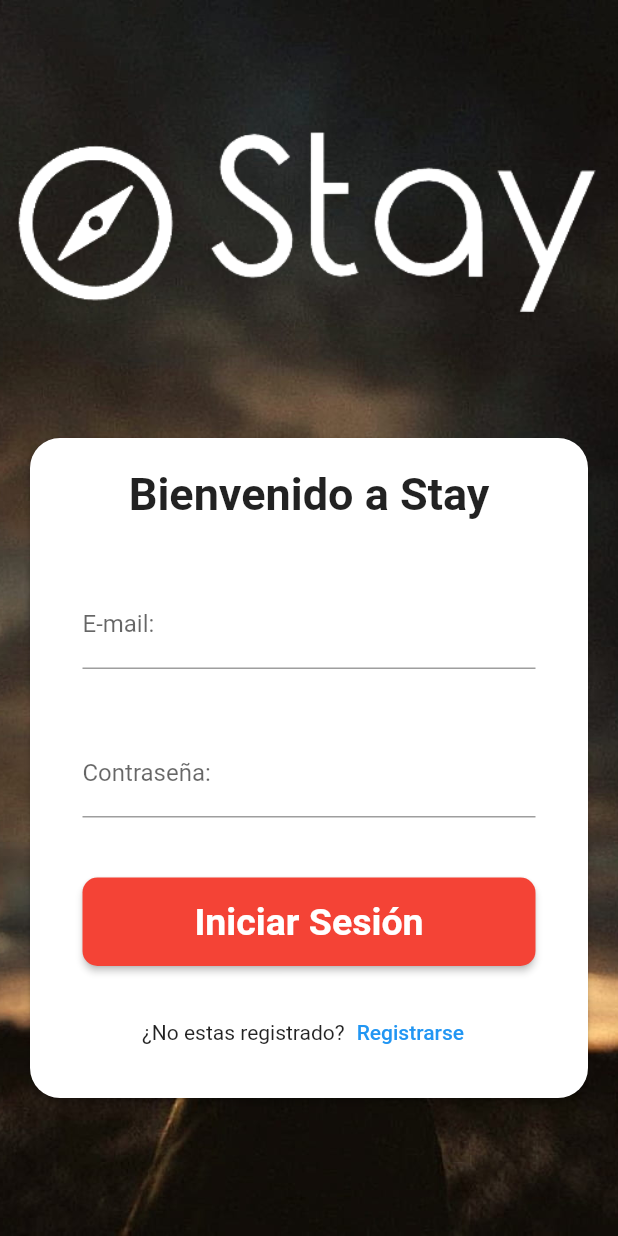
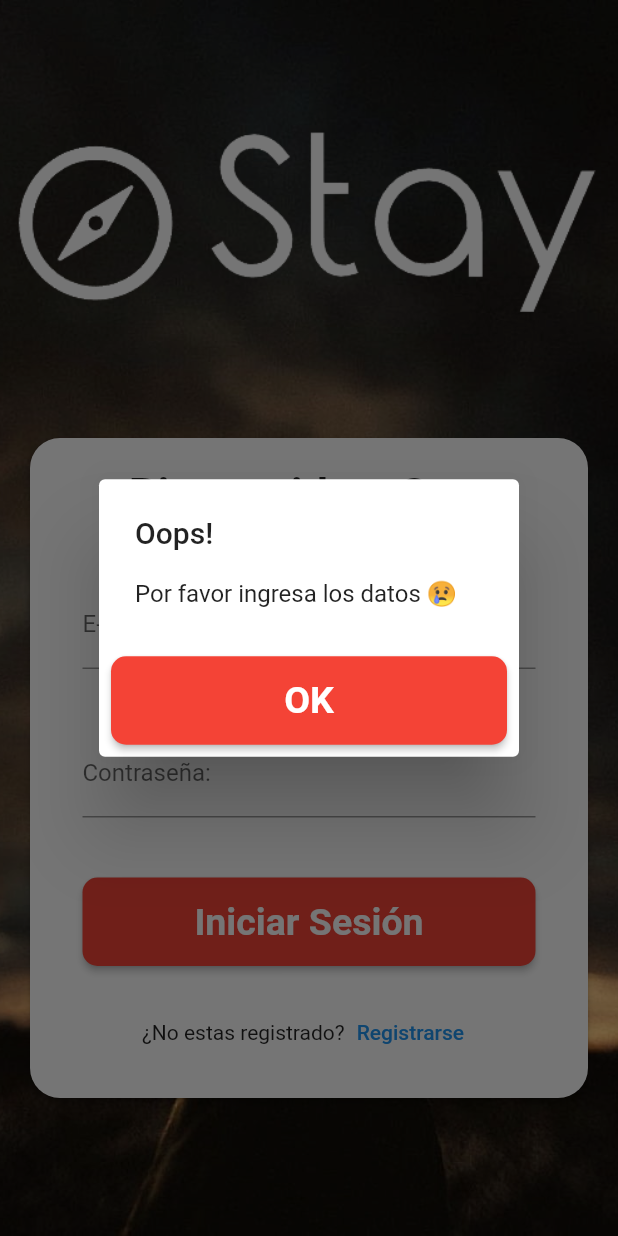
Before and after one commit to Memento-Coding/Stay, a Flutter app: the Inicio screen opened by its route, after a tap on "Iniciar Sesión", on a phone screen of 412 x 824 dp. Run offline on Flutter 3.47's test engine with Material 2 defaults, Android fonts, the phone set to English and light mode, and no system bars; our stand-ins replace flutter_secure_storage, google_nav_bar, line_awesome_flutter; accounts and stored records are empty.

Commit message:
login funcional y jwt guardado

```diff
--- a/lib/helpers/JwtService.dart
+++ b/lib/helpers/JwtService.dart
@@ -1,4 +1,6 @@
-import 'dart:convert';
+// ignore_for_file: file_names
+
+import 'dart:convert' show base64Url, json, utf8;
 
 import 'package:stay/models/user.dart';
 
--- a/lib/models/user.dart
+++ b/lib/models/user.dart
@@ -1,13 +1,15 @@
 import 'dart:convert';
 
 class User {
-    String imagen;
+    String? imagen;
     String correoElectronico;
     String nombreUsuario;
+    String password;
     int rolId;
 
     User({
-        required this.imagen,
+        this.imagen,
+        required this.password,
         required this.correoElectronico,
         required this.nombreUsuario,
         required this.rolId,
@@ -22,6 +24,7 @@ class User {
         correoElectronico: json["correo_electronico"],
         nombreUsuario: json["nombre_usuario"],
         rolId: json["rol_id"],
+        password: json["contrasenia"]
     );
 
     Map<String, dynamic> toJson() => {
@@ -29,5 +32,6 @@ class User {
         "correo_electronico": correoElectronico,
         "nombre_usuario": nombreUsuario,
         "rol_id": rolId,
+        "contrasenia":password
     };
 }
--- a/lib/router/stay_router.dart
+++ b/lib/router/stay_router.dart
@@ -1,4 +1,3 @@
-
 import 'package:flutter/material.dart';
 import 'package:stay/models/menu_ruta.dart';
 import 'package:stay/views/Home.dart';
@@ -11,7 +10,7 @@ import 'package:stay/views/login.dart';
 import 'package:stay/views/register.dart';
 
 class AppRoutes {
-  static const initialRoute = '/HomeBar';
+  static const initialRoute = '/register';
   final int index;
   const AppRoutes({required this.index});
 
@@ -26,7 +25,7 @@ class AppRoutes {
       "/HomeBar": (BuildContext context) => const HomeBar(),
       "/update": (BuildContext context) => const UpdateProfile(),
       "/login": (BuildContext context) => const Inicio(),
-      "/register": (BuildContext context) => const RegisterPage(),
+      "/register": (BuildContext context) => const Register(),
     });
     for (final ruta in rutas) {
       appRoutes.addAll({
@@ -36,13 +35,11 @@ class AppRoutes {
     return appRoutes;
   }
 
-
   Widget miPages() {
     List<Widget> pages = [
       Home(),
       const Place(),
       const Profile(),
-
     ];
     return pages[index];
   }
--- a/lib/views/login.dart
+++ b/lib/views/login.dart
@@ -1,7 +1,7 @@
 import 'package:flutter/material.dart';
-import 'package:http/http.dart' as http;
-import 'dart:async';
-import 'dart:convert';
+import 'package:stay/viewsmodels/UserHttp.dart';
+import 'package:flutter_secure_storage/flutter_secure_storage.dart';
+
 
 class Inicio extends StatefulWidget {
   const Inicio({super.key});
@@ -11,17 +11,13 @@ class Inicio extends StatefulWidget {
 }
 
 class _InicioState extends State<Inicio> {
-  GlobalKey<FormState> _formkey = GlobalKey<FormState>();
+  final GlobalKey<FormState> _formkey = GlobalKey<FormState>();
+  final storage = const FlutterSecureStorage();
+  UserHttp userHttp = UserHttp();
 
   final email = TextEditingController();
   final password = TextEditingController();
 
-  String em = '';
-  String pas = '';
-
-  // ignore: non_constant_identifier_names
-
-  void ingresar(email, pass) async {}
 
   @override
   Widget build(BuildContext context) {
@@ -33,8 +29,8 @@ class _InicioState extends State<Inicio> {
             Container(
               width: double.infinity,
               height: MediaQuery.of(context).size.height,
-              padding: EdgeInsets.symmetric(vertical: 60),
-              decoration: BoxDecoration(
+              padding: const EdgeInsets.symmetric(vertical: 60),
+              decoration: const BoxDecoration(
                   image: DecorationImage(
                       image: AssetImage('assets/images/fondo-brujula.jpg'),
                       fit: BoxFit.cover)),
@@ -57,16 +53,17 @@ class _InicioState extends State<Inicio> {
                     child: Column(
                       mainAxisSize: MainAxisSize.min,
                       children: <Widget>[
-                        Text(
+                        const Text(
                           "Bienvenido a Stay",
                           style: TextStyle(
                               fontWeight: FontWeight.bold, fontSize: 30),
                         ),
-                        SizedBox(
+                        const SizedBox(
                           height: 40,
                         ),
                         TextFormField(
-                          decoration: InputDecoration(labelText: "E-mail:"),
+                          decoration:
+                              const InputDecoration(labelText: "E-mail:"),
                           controller: email,
                           onChanged: (value) => {},
                           validator: (value) {
@@ -75,11 +72,12 @@ class _InicioState extends State<Inicio> {
                             }
                           },
                         ),
-                        SizedBox(
+                        const SizedBox(
                           height: 40,
                         ),
                         TextFormField(
-                          decoration: InputDecoration(labelText: "Contraseña:"),
+                          decoration:
+                              const InputDecoration(labelText: "Contraseña:"),
                           onChanged: (value) => {},
                           obscureText: true,
                           controller: password,
@@ -89,45 +87,14 @@ class _InicioState extends State<Inicio> {
                             }
                           },
                         ),
-                        SizedBox(
+                        const SizedBox(
                           height: 40,
                         ),
                         ElevatedButton(
                             onPressed: () async {
-                              em = email.text;
-                              pas = password.text;
-                              print("Entro a la funcion");
-                              final url = Uri.parse(
-                                  'https://stay-back-production.up.railway.app/v1/login');
-                              final body = {
-                                "correo_electronico": em,
-                                "contrasenia": pas,
-                              };
-                              final response = await http.post(url,body: body);
-                              print(response.body);
-
-
-
-                              if (em != '' && pas != '') {
-                                //ingresar(em, pas);
-                              } else {
-                                // El inicio de sesión falló. Mostrar un mensaje de error.
-                                showDialog(
-                                  context: context,
-                                  builder: (context) => AlertDialog(
-                                    title: Text('Inicio de sesión fallido'),
-                                    content: Text(
-                                        'El email o la contraseña son incorrectos.'),
-                                    actions: [
-                                      TextButton(
-                                        onPressed: () =>
-                                            Navigator.of(context).pop(),
-                                        child: Text('OK'),
-                                      ),
-                                    ],
-                                  ),
-                                );
-                              }
+                              await userHttp.iniciarSesion(context,storage,email.text, password.text);
+                              String token = await storage.read(key: 'jwt') ?? '';
+                              print(token);
                             },
                             style: ElevatedButton.styleFrom(
                                 backgroundColor: Colors.red,
@@ -137,7 +104,7 @@ class _InicioState extends State<Inicio> {
                                     borderRadius: BorderRadius.circular(10))),
                             child: Row(
                               mainAxisAlignment: MainAxisAlignment.center,
-                              children: <Widget>[
+                              children: const <Widget>[
                                 Text(
                                   "Iniciar Sesión",
                                   style: TextStyle(
@@ -147,18 +114,18 @@ class _InicioState extends State<Inicio> {
                                 ),
                               ],
                             )),
-                        SizedBox(
+                        const SizedBox(
                           height: 20,
                         ),
                         Row(
                           mainAxisAlignment: MainAxisAlignment.center,
                           children: <Widget>[
-                            Text('¿No estas registrado?'),
+                            const Text('¿No estas registrado?'),
                             TextButton(
                               onPressed: () {
                                 Navigator.of(context).pushNamed('/register');
                               },
-                              child: Text("Registrarse"),
+                              child: const Text("Registrarse"),
                             )
                           ],
                         )
@@ -228,7 +195,7 @@ Widget botonIniciar(c) {
   return ElevatedButton(
     style: ElevatedButton.styleFrom(
       backgroundColor: Colors.red,
-      padding: EdgeInsets.all(15.0),
+      padding: const EdgeInsets.all(15.0),
     ),
     onPressed: () {
       Navigator.pushNamed(c, '/home');
--- /dev/null
+++ b/lib/viewsmodels/UserHttp.dart
@@ -0,0 +1,73 @@
+import 'dart:convert';
+import 'package:flutter/material.dart';
+import 'package:flutter_secure_storage/flutter_secure_storage.dart';
+import 'package:http/http.dart' as http;
+import 'package:stay/models/user.dart';
+import '../viewsmodels/messages/message.dart';
+
+class UserHttp {
+  Future<void> iniciarSesion(BuildContext context, FlutterSecureStorage storage,String email, String password) async {
+    Message msge = Message();
+    if(email == '' && password == ''){
+      msge.mostrarMensaje(context, 'Oops!', "Por favor ingresa los datos 😢");
+      return;
+    }
+
+    final url = Uri.parse('https://stay-back-production.up.railway.app/v1/login');
+    final response = await http.post(url,
+      headers: <String, String>{
+        'Content-Type': 'application/json; charset=UTF-8',
+      },
+      body: jsonEncode(<String, String>{
+        'correo_electronico': email,
+        'contrasenia': password,
+      }),
+    );
+
+    Map<String, dynamic> map = Map<String, dynamic>.from(jsonDecode(response.body));
+    final token = map["token"];
+    if (response.statusCode == 200) {
+      await storage.write(key: 'jwt', value: token);
+      Navigator.of(context).popAndPushNamed("/HomeBar");
+    }else if(response.statusCode == 401){
+      msge.mostrarMensaje(context, "Inicio de sesión fallido", "El email o la contraseña son incorrectos.");
+    }else if(response.statusCode == 500){
+      msge.mostrarMensaje(context, 'Oops!', "Vuelve a intentarlo 😢");
+    }
+
+    if (response.statusCode == 200) {
+      print('Los datos se enviaron correctamente');
+    } else {
+      print('Hubo un error al enviar los datos');
+    }
+  }
+
+  Future<void> registrarse(User user) async {
+    final url =
+        Uri.parse('https://stay-back-production.up.railway.app/v1/user');
+    final response = await http.post(url,
+        headers: <String, String>{
+          'Content-Type': 'application/json; charset=UTF-8',
+        },
+        body: jsonEncode(
+          <String, dynamic>{
+            'correo_electronico': user.correoElectronico,
+            'contrasenia': user.password,
+            "nombre_usuario": user.nombreUsuario,
+            "rol_id": 1
+          },
+        ));
+    final data = jsonDecode(response.body);
+    print(response.statusCode);
+    if (response.statusCode == 200) {
+      print('Los datos se enviaron correctamente');
+    } else {
+      print('Hubo un error al enviar los datos');
+    }
+  }
+
+  Future<void> salir(User user) async {
+    final storage = const FlutterSecureStorage();
+    storage.delete(key: 'jwt');
+  }
+}
--- /dev/null
+++ b/lib/viewsmodels/messages/message.dart
@@ -0,0 +1,39 @@
+import 'package:flutter/material.dart';
+
+class Message {
+  Future<void> mostrarMensaje(
+      BuildContext context, String messageTitle, String messageContent) async {
+    await showDialog(
+      context: context,
+      builder: (BuildContext context) {
+        return AlertDialog(
+          title: Text(messageTitle),
+          content: Text(messageContent),
+          actions: <Widget>[
+            ElevatedButton(
+                onPressed: () {
+                  Navigator.of(context).pop();
+                },
+                style: ElevatedButton.styleFrom(
+                    backgroundColor: Colors.red,
+                    padding: const EdgeInsets.symmetric(vertical: 15),
+                    shape: RoundedRectangleBorder(
+                        borderRadius: BorderRadius.circular(10))),
+                child: Row(
+                  mainAxisAlignment: MainAxisAlignment.center,
+                  children: const <Widget>[
+                    Text(
+                      "OK",
+                      style: TextStyle(
+                          color: Colors.white,
+                          fontWeight: FontWeight.bold,
+                          fontSize: 25.0),
+                    ),
+                  ],
+                )),
+          ],
+        );
+      },
+    );
+  }
+}
--- a/pubspec.yaml
+++ b/pubspec.yaml
@@ -41,6 +41,7 @@ dependencies:
   google_nav_bar: ^5.0.6
   line_awesome_flutter: ^2.0.0
   http: ^0.13.6
+  flutter_secure_storage: ^8.0.0
 
 dev_dependencies:
 
```
Also changed, not shown: lib/models/token.dart (added, +21 -0 lines), lib/views/Home.dart (+2 -2 lines), lib/views/Profile.dart (+3 -3 lines), lib/views/register.dart (+43 -33 lines), assets/images/default.jpg (added), pubspec.lock.
